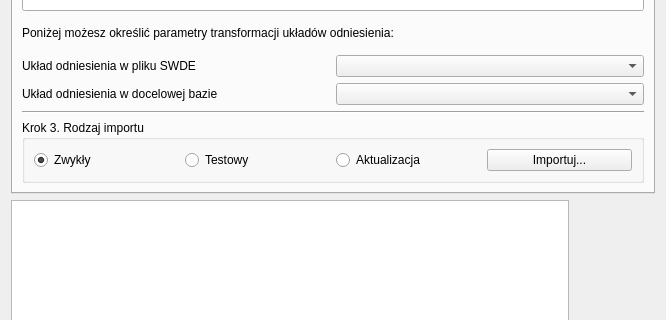
Before: the Qt Designer form swdeimport2/swde_import_2_dialog_base.ui in robbur/qgisswde2, drawn with Qt 5; both pictures show x 0 to 666 and y 249 to 569 of the 666 by 671 pixel window.
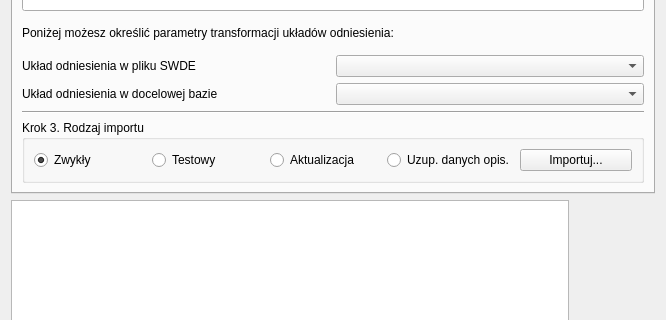
After: the same form once the commit is applied. Icons and pictures are not drawn.

What changed in the file:
```diff
--- a/swdeimport2/swde_import_2_dialog_base.ui
+++ b/swdeimport2/swde_import_2_dialog_base.ui
@@ -755,6 +755,13 @@
                   </property>
                  </widget>
                 </item>
+                <item>
+                 <widget class="QRadioButton" name="rdbtnUzupelnienieOpis">
+                  <property name="text">
+                   <string>Uzup. danych opis.</string>
+                  </property>
+                 </widget>
+                </item>
                 <item>
                  <widget class="QPushButton" name="pbtnImportuj">
                   <property name="text">
```
